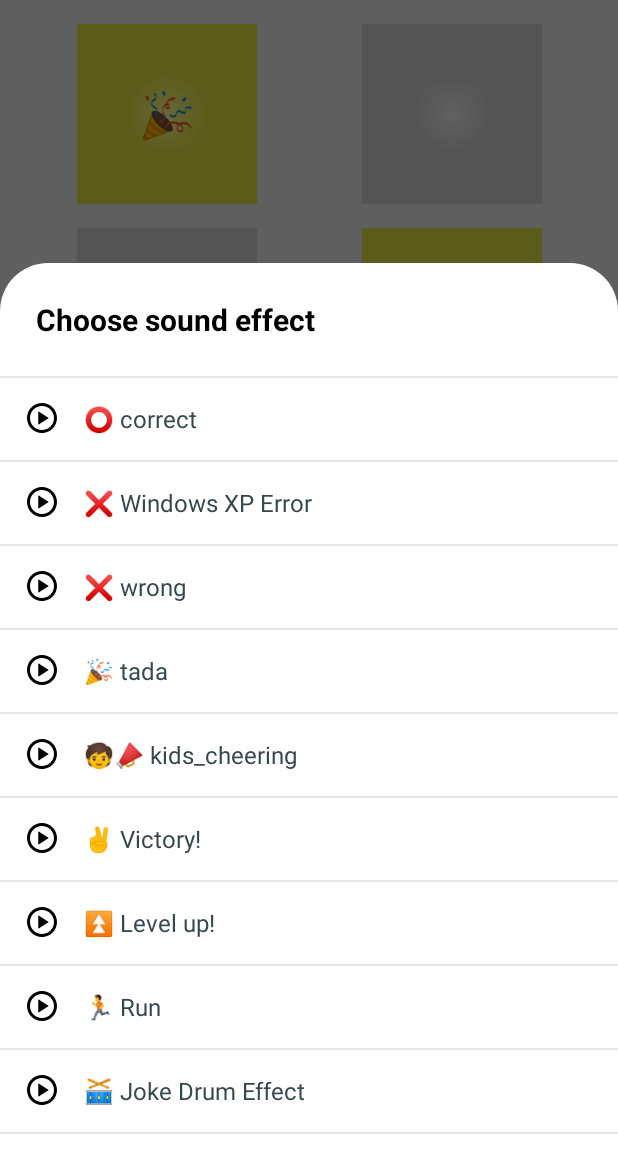
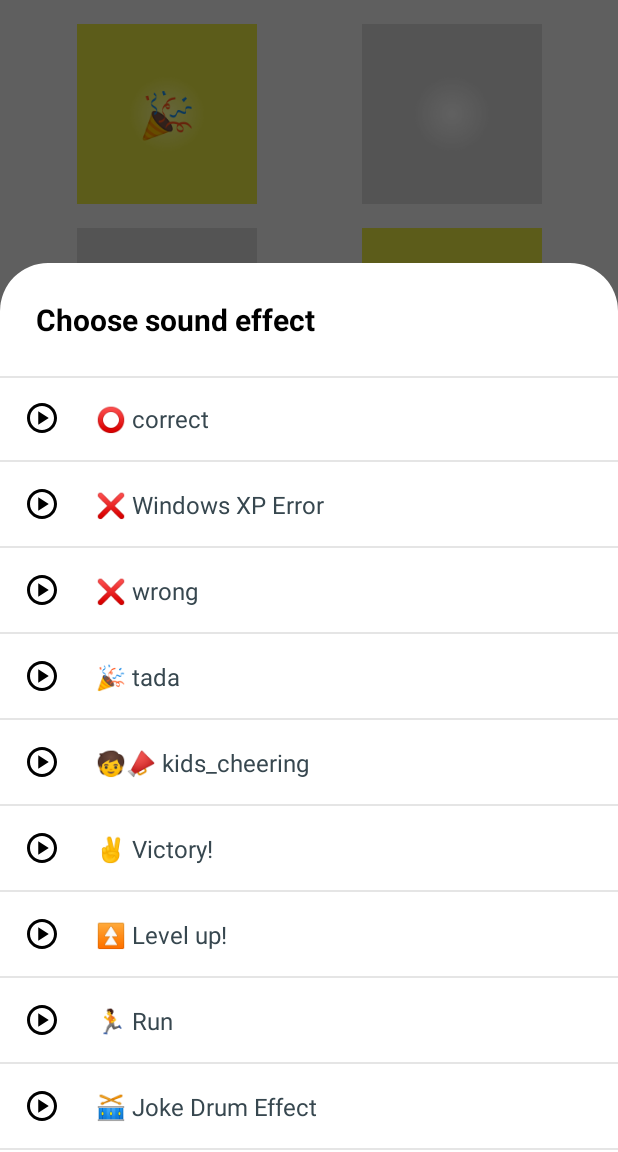
Before and after one commit to mikkipastel/soundboard, an Android app: the screen it shows after launch (MainActivity), after a tap on an icon or button, on a phone screen of 412 x 824 dp, the part 84-1236 px from its top. Run offline under Robolectric (Android 15) with nearby library versions, the phone set to English and light mode, and no system bars; Roboto replaces fonts that are not available here; 2 statements that could not run were skipped.

Commit message:
fix: fixed for wrong margin bottom but cannot solve for cannot show last item now

```diff
--- a/app/src/main/res/layout/fragment_choose_sound_bottom.xml
+++ b/app/src/main/res/layout/fragment_choose_sound_bottom.xml
@@ -1,9 +1,9 @@
 <?xml version="1.0" encoding="utf-8"?>
 <androidx.constraintlayout.widget.ConstraintLayout xmlns:android="http://schemas.android.com/apk/res/android"
+    xmlns:app="http://schemas.android.com/apk/res-auto"
+    xmlns:tools="http://schemas.android.com/tools"
     android:layout_width="match_parent"
     android:layout_height="wrap_content"
-    xmlns:app="http://schemas.android.com/apk/res-auto"
-    xmlns:tools="http://schemas.android.com/tools"
     android:background="@drawable/background_choose_sound">
 
     <TextView
@@ -20,6 +20,16 @@
         app:layout_constraintTop_toTopOf="parent"
         app:layout_constraintStart_toStartOf="parent"/>
 
+    <View
+        android:id="@+id/line"
+        android:layout_width="match_parent"
+        android:layout_height="1dp"
+        android:layout_marginTop="24dp"
+        android:background="@color/lineColor"
+        app:layout_constraintTop_toBottomOf="@id/textChooseSoundEffect"
+        app:layout_constraintStart_toStartOf="parent"
+        app:layout_constraintEnd_toEndOf="parent"/>
+
     <androidx.recyclerview.widget.RecyclerView
         android:id="@+id/recyclerView"
         android:layout_width="match_parent"
--- a/app/src/main/res/layout/item_choose_sound.xml
+++ b/app/src/main/res/layout/item_choose_sound.xml
@@ -2,24 +2,15 @@
 <androidx.constraintlayout.widget.ConstraintLayout xmlns:android="http://schemas.android.com/apk/res/android"
     android:layout_width="match_parent"
     android:layout_height="wrap_content"
-    android:layout_marginBottom="16dp"
     xmlns:app="http://schemas.android.com/apk/res-auto"
     xmlns:tools="http://schemas.android.com/tools">
-
-    <View
-        android:id="@+id/line"
-        android:layout_width="match_parent"
-        android:layout_height="1dp"
-        android:background="@color/lineColor"
-        app:layout_constraintTop_toTopOf="parent"
-        app:layout_constraintStart_toStartOf="parent"
-        app:layout_constraintEnd_toEndOf="parent"/>
 
     <ImageView
         android:id="@+id/iconPlayPause"
         android:layout_width="wrap_content"
         android:layout_height="wrap_content"
-        android:layout_margin="16dp"
+        android:layout_margin="8dp"
+        android:padding="8dp"
         android:src="@drawable/ic_play"
         app:layout_constraintStart_toStartOf="parent"
         app:layout_constraintTop_toTopOf="parent"/>
@@ -50,4 +41,14 @@
         app:layout_constraintEnd_toEndOf="parent"
         tools:visibility="visible"/>
 
+    <View
+        android:id="@+id/line"
+        android:layout_width="match_parent"
+        android:layout_height="1dp"
+        android:background="@color/lineColor"
+        android:layout_marginTop="8dp"
+        app:layout_constraintTop_toBottomOf="@id/iconPlayPause"
+        app:layout_constraintStart_toStartOf="parent"
+        app:layout_constraintEnd_toEndOf="parent"/>
+
 </androidx.constraintlayout.widget.ConstraintLayout>
```
